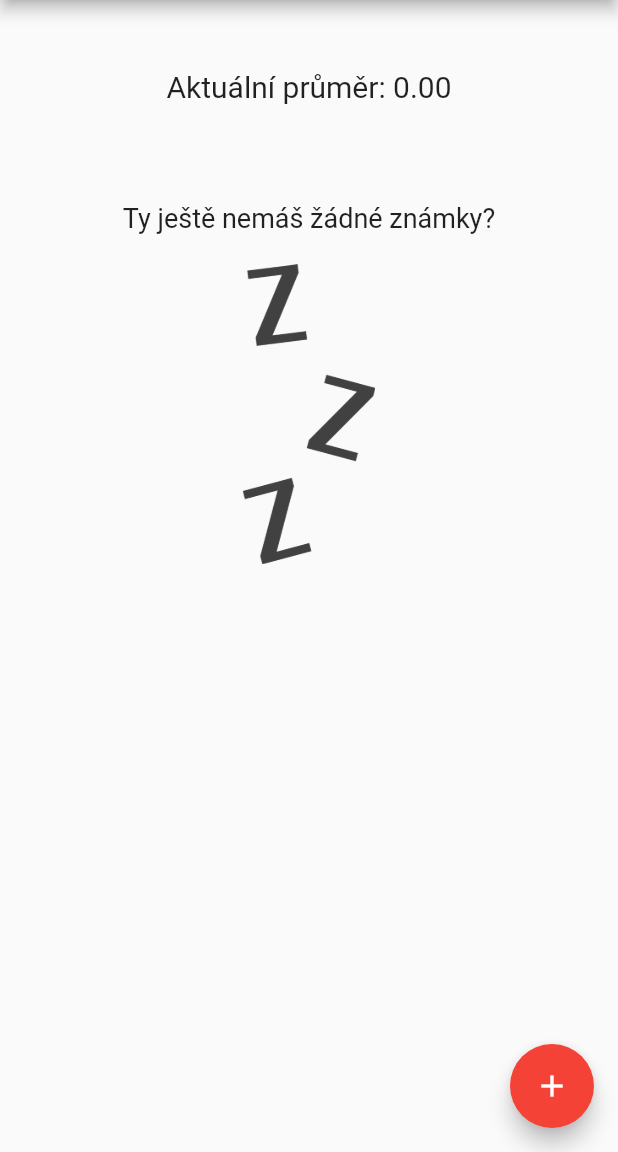
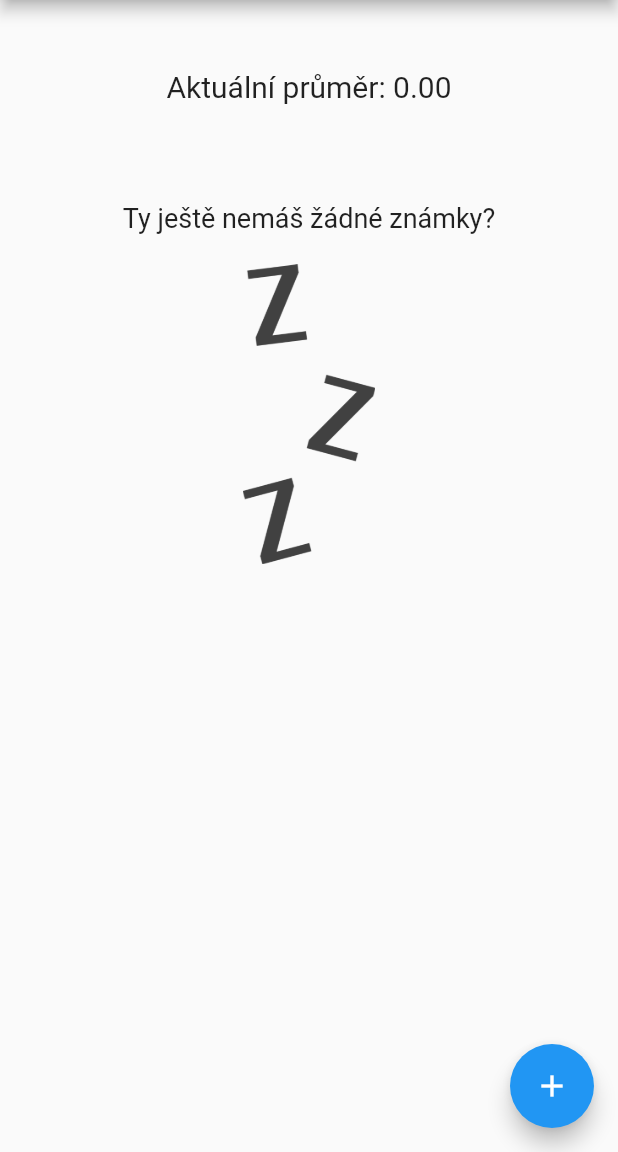
Before and after one commit to MatejKrcek/znamkyAndroid, a Flutter app: the screen it shows after launch, on a phone screen of 412 x 824 dp, the part 84-1236 px from its top. Run offline on Flutter 3.47's test engine with Material 2 defaults, Android fonts, the phone set to English and light mode, and no system bars; drawn by our look-alikes of touchable_opacity.

Commit message:
priprava na gesta

```diff
--- a/lib/main.dart
+++ b/lib/main.dart
@@ -200,31 +200,6 @@ class _MyHomePageState extends State<MyHomePage> {
                           MediaQuery.of(context).padding.top) *
                       0.75,
                   child: TransactionList(_userTransactions, removeMark)),
-//              Listener(
-//                onPointerDown: (details) {
-//                  _buttonPressed = true;
-//                  _increaseCounterWhilePressed();
-//                },
-//                onPointerUp: (details) {
-//                  _buttonPressed = false;
-//                },
-//              ),
-//              Container(
-//                height: (MediaQuery.of(context).size.height -
-//                        appBar.preferredSize.height -
-//                        MediaQuery.of(context).padding.top) *
-//                    0.1,
-//                decoration: BoxDecoration(
-//                  color: Colors.grey,
-//                  border: Border.all(color: Colors.grey),
-//                  borderRadius: BorderRadius.circular(6),
-//                ),
-//                child: Text(
-//                  'a place for your ad',
-//                  style: TextStyle(fontSize: 20, color: Colors.white),
-//                  textAlign: TextAlign.center,
-//                ),
-//              ),
             ],
           ),
         ),
@@ -234,6 +209,7 @@ class _MyHomePageState extends State<MyHomePage> {
         child: Icon(Icons.add),
         onPressed: () => _startAddNewTransaction(context),
         tooltip: 'Přidat novou známku',
+        backgroundColor: Colors.blue,
       ),
     );
   }
--- a/lib/widgtes/transaction_list.dart
+++ b/lib/widgtes/transaction_list.dart
@@ -35,14 +35,15 @@ class TransactionList extends StatelessWidget {
           : Container(
               decoration: BoxDecoration(
                 border: Border(
-                    top: BorderSide(
-                      color: Colors.grey,
-                      width: 1,
-                    ),
-                    bottom: BorderSide(
-                      color: Colors.grey,
-                      width: 1,
-                    )),
+                  top: BorderSide(
+                    color: Colors.grey,
+                    width: 1,
+                  ),
+//                    bottom: BorderSide(
+//                      color: Colors.grey,
+//                      width: 1,
+//                    ),
+                ),
               ),
               child: ListView.builder(
                 itemBuilder: (ctx, index) {
@@ -137,7 +138,7 @@ class TransactionList extends StatelessWidget {
                                           onPressed: () {
                                             removeMark(index);
                                           },
-                                          tooltip: 'Odstranit poslední známku',
+                                          tooltip: 'Odstranit tuto známku',
                                         ),
                                       ),
                                     ],
--- a/pubspec.yaml
+++ b/pubspec.yaml
@@ -11,7 +11,7 @@ description: A new Flutter project.
 # In iOS, build-name is used as CFBundleShortVersionString while build-number used as CFBundleVersion.
 # Read more about iOS versioning at
 # https://developer.apple.com/library/archive/documentation/General/Reference/InfoPlistKeyReference/Articles/CoreFoundationKeys.html
-version: 1.0.0+9
+version: 1.0.1+11
 
 environment:
   sdk: ">=2.1.0 <3.0.0"
@@ -21,6 +21,8 @@ dependencies:
     sdk: flutter
   url_launcher: ^5.4.1
   touchable_opacity: ^1.1.0
+  intro_slider: ^2.2.9
+
 
 
   # The following adds the Cupertino Icons font to your application.
```
Also changed, not shown: lib/settings.dart (+6 -2 lines), lib/widgtes/new_transaction.dart (+0 -22 lines), lib/tutorial.dart (added), pubspec.lock.
